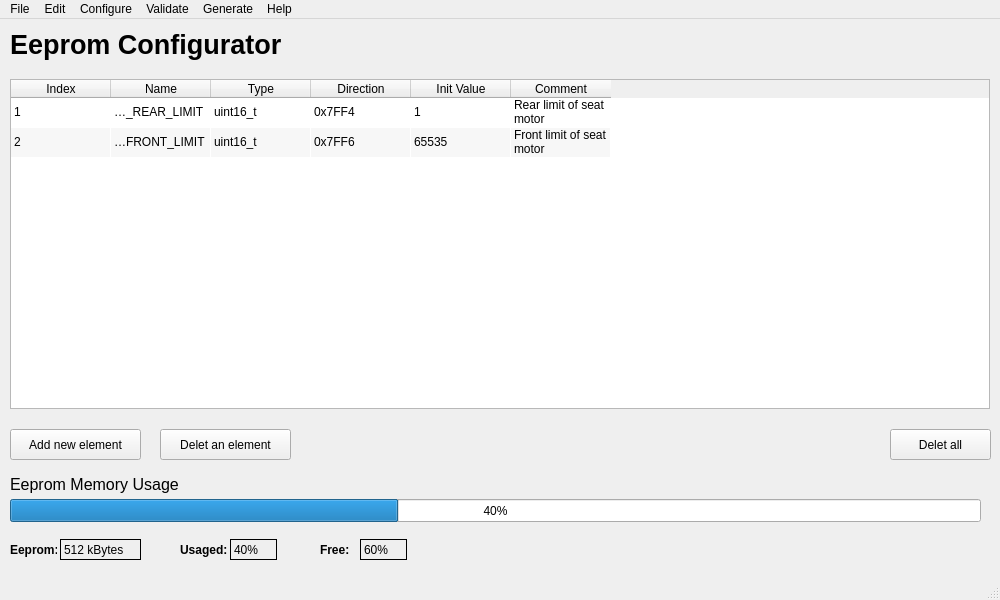
First picture: the form in 00_Dialogs/main_window.ui, repository Sergioalan13/Eeprom_Configurator, before the edit.
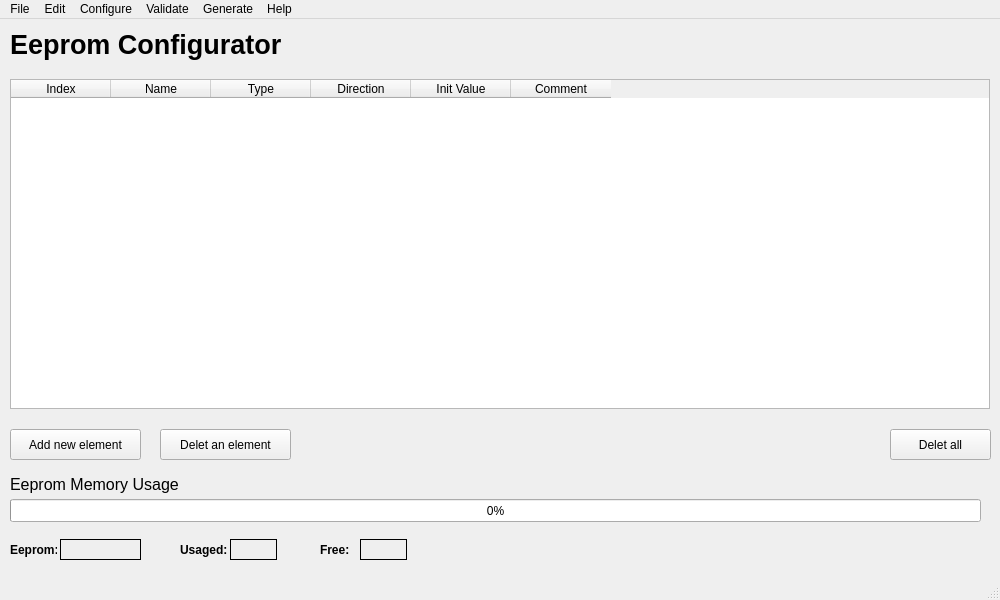
Second picture: the form after the edit.

Commit message: Configured eeprom parameters are already displayed in the main window

The edit to the form file:
```diff
--- a/00_Dialogs/main_window.ui
+++ b/00_Dialogs/main_window.ui
@@ -65,7 +65,7 @@
      </rect>
     </property>
     <property name="value">
-     <number>40</number>
+     <number>0</number>
     </property>
    </widget>
    <widget class="QLabel" name="EepromMemoryUsageText">
@@ -73,7 +73,7 @@
      <rect>
       <x>10</x>
       <y>450</y>
-      <width>321</width>
+      <width>171</width>
       <height>31</height>
      </rect>
     </property>
@@ -217,7 +217,7 @@
      <enum>QFrame::Box</enum>
     </property>
     <property name="text">
-     <string>512 kBytes</string>
+     <string/>
     </property>
     <property name="scaledContents">
      <bool>false</bool>
@@ -242,7 +242,7 @@
      <enum>QFrame::Box</enum>
     </property>
     <property name="text">
-     <string>40%</string>
+     <string/>
     </property>
     <property name="scaledContents">
      <bool>false</bool>
@@ -267,7 +267,7 @@
      <enum>QFrame::Box</enum>
     </property>
     <property name="text">
-     <string>60%</string>
+     <string/>
     </property>
     <property name="scaledContents">
      <bool>false</bool>
@@ -328,7 +328,7 @@
      <bool>true</bool>
     </property>
     <property name="rowCount">
-     <number>2</number>
+     <number>0</number>
     </property>
     <attribute name="horizontalHeaderVisible">
      <bool>true</bool>
@@ -363,16 +363,6 @@
     <attribute name="verticalHeaderStretchLastSection">
      <bool>false</bool>
     </attribute>
-    <row>
-     <property name="text">
-      <string>1</string>
-     </property>
-    </row>
-    <row>
-     <property name="text">
-      <string>2</string>
-     </property>
-    </row>
     <column>
      <property name="text">
       <string>Index</string>
@@ -403,66 +393,24 @@
       <string>Comment</string>
      </property>
     </column>
-    <item row="0" column="0">
-     <property name="text">
-      <string>1</string>
-     </property>
-    </item>
-    <item row="0" column="1">
-     <property name="text">
-      <string>MOTOR_REAR_LIMIT</string>
-     </property>
-    </item>
-    <item row="0" column="2">
-     <property name="text">
-      <string>uint16_t</string>
-     </property>
-    </item>
-    <item row="0" column="3">
-     <property name="text">
-      <string>0x7FF4</string>
-     </property>
-    </item>
-    <item row="0" column="4">
-     <property name="text">
-      <string>1</string>
-     </property>
-    </item>
-    <item row="0" column="5">
-     <property name="text">
-      <string>Rear limit of seat motor </string>
-     </property>
-    </item>
-    <item row="1" column="0">
-     <property name="text">
-      <string>2</string>
-     </property>
-    </item>
-    <item row="1" column="1">
-     <property name="text">
-      <string>MOTOR_FRONT_LIMIT</string>
-     </property>
-    </item>
-    <item row="1" column="2">
-     <property name="text">
-      <string>uint16_t</string>
-     </property>
-    </item>
-    <item row="1" column="3">
-     <property name="text">
-      <string>0x7FF6</string>
-     </property>
-    </item>
-    <item row="1" column="4">
-     <property name="text">
-      <string>65535</string>
-     </property>
-    </item>
-    <item row="1" column="5">
-     <property name="text">
-      <string>Front limit of seat motor </string>
-     </property>
-    </item>
+   </widget>
+   <widget class="QLabel" name="EepromName">
+    <property name="geometry">
+     <rect>
+      <x>180</x>
+      <y>450</y>
+      <width>261</width>
+      <height>31</height>
+     </rect>
+    </property>
+    <property name="font">
+     <font>
+      <pointsize>12</pointsize>
+     </font>
+    </property>
+    <property name="text">
+     <string/>
+    </property>
    </widget>
   </widget>
   <widget class="QMenuBar" name="menubar">
```
The commit also changes 4 other files.
